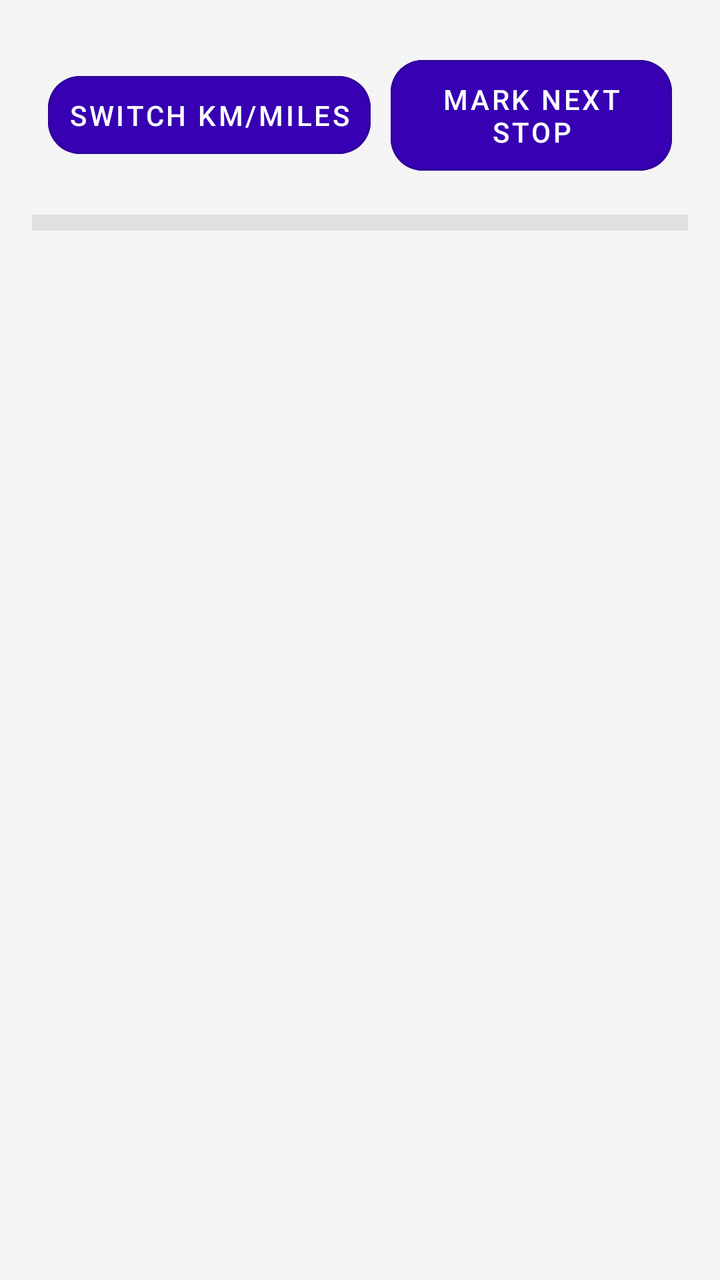
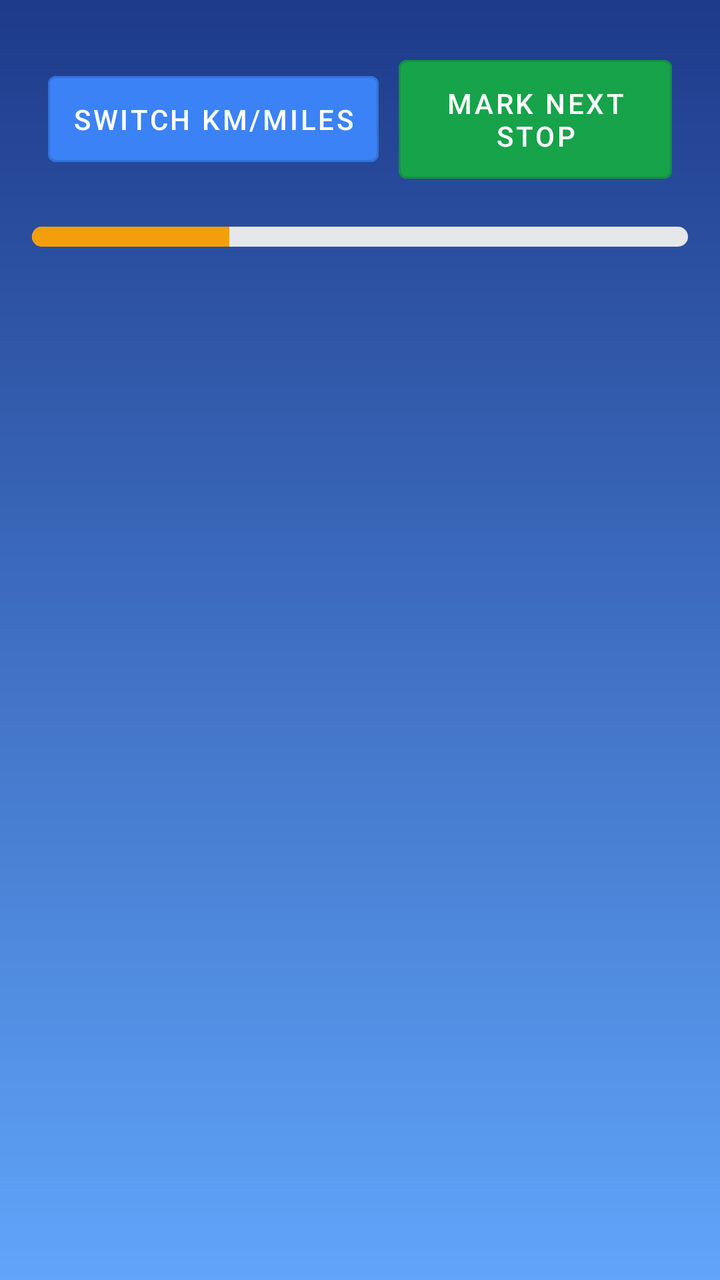

Two renders of the same Android screen: before a commit and after it. Below are the layout's source before the change and the commit's diff.
<!-- AndroidManifest.xml: activity theme Theme.JourneyTracker -->
<!-- res/layout/activity_main.xml -->
<?xml version="1.0" encoding="utf-8"?>
<LinearLayout xmlns:android="http://schemas.android.com/apk/res/android"
    xmlns:app="http://schemas.android.com/apk/res-auto"
    android:layout_width="match_parent"
    android:layout_height="match_parent"
    android:orientation="vertical"
    android:background="#F5F5F5"
    android:padding="16dp">

    
    <LinearLayout
        android:layout_width="match_parent"
        android:layout_height="wrap_content"
        android:orientation="horizontal"
        android:gravity="center"
        android:padding="8dp">

        <com.google.android.material.button.MaterialButton
            android:id="@+id/toggleUnitButton"
            android:layout_width="wrap_content"
            android:layout_height="wrap_content"
            android:text="SWITCH KM/MILES"
            style="@style/Widget.MaterialComponents.Button.OutlinedButton"
            app:cornerRadius="16dp"
            android:backgroundTint="@color/purple_700"
            android:textColor="@android:color/white"
            android:padding="10dp"/>

        <com.google.android.material.button.MaterialButton
            android:id="@+id/nextStopButton"
            android:layout_width="wrap_content"
            android:layout_height="wrap_content"
            android:text="MARK NEXT STOP"
            style="@style/Widget.MaterialComponents.Button.OutlinedButton"
            app:cornerRadius="16dp"
            android:backgroundTint="@color/purple_700"
            android:textColor="@android:color/white"
            android:padding="10dp"
            android:layout_marginStart="10dp"/>
    </LinearLayout>

    
    <ProgressBar
        android:id="@+id/progressBar"
        style="?android:attr/progressBarStyleHorizontal"
        android:layout_width="match_parent"
        android:layout_height="8dp"
        android:progressDrawable="@drawable/custom_progress"
        android:progress="0"
        android:max="100"
        android:layout_marginVertical="8dp"/>

    
    <androidx.recyclerview.widget.RecyclerView
        android:id="@+id/stopsRecyclerView"
        android:layout_width="match_parent"
        android:layout_height="0dp"
        android:layout_weight="1"
        android:padding="4dp"/>
</LinearLayout>
<!-- resources referenced by this layout -->
<resources>
  <color name="purple_700">#3700B3</color>
  <!-- drawable custom_progress (drawable) -->
  <layer-list xmlns:android="http://schemas.android.com/apk/res/android">
      <item android:id="@android:id/background">
          <shape android:shape="rectangle">
              <solid android:color="#E0E0E0"/>
          </shape>
      </item>
      <item android:id="@android:id/progress">
          <clip>
              <shape android:shape="rectangle">
                  <gradient
                      android:angle="90"
                      android:startColor="#FF6F00"
                      android:endColor="#FFD54F"/>
              </shape>
          </clip>
      </item>
  </layer-list>
  <style name="Theme.JourneyTracker" parent="Theme.MaterialComponents.DayNight">
          <item name="colorPrimary">@color/purple_500</item>
          <item name="colorPrimaryVariant">@color/purple_700</item>
          <item name="colorOnPrimary">@color/white</item>
      </style>
  <color name="purple_500">#6200EE</color>
  <color name="white">#FFFFFF</color>
</resources>

<!-- the commit's change to res/layout/activity_main.xml (unified diff, before → after) -->
@@ -4,8 +4,9 @@
     android:layout_width="match_parent"
     android:layout_height="match_parent"
     android:orientation="vertical"
-    android:background="#F5F5F5"
+    android:background="@drawable/gradient_background"
     android:padding="16dp">
+
 
     
     <LinearLayout
@@ -20,23 +21,21 @@
             android:layout_width="wrap_content"
             android:layout_height="wrap_content"
             android:text="SWITCH KM/MILES"
-            style="@style/Widget.MaterialComponents.Button.OutlinedButton"
-            app:cornerRadius="16dp"
-            android:backgroundTint="@color/purple_700"
+            android:backgroundTint="#3B82F6"
             android:textColor="@android:color/white"
-            android:padding="10dp"/>
+            android:padding="12dp"
+            style="@style/Widget.MaterialComponents.Button.OutlinedButton"/>
 
         <com.google.android.material.button.MaterialButton
             android:id="@+id/nextStopButton"
             android:layout_width="wrap_content"
             android:layout_height="wrap_content"
             android:text="MARK NEXT STOP"
-            style="@style/Widget.MaterialComponents.Button.OutlinedButton"
-            app:cornerRadius="16dp"
-            android:backgroundTint="@color/purple_700"
+            android:backgroundTint="#16A34A"
             android:textColor="@android:color/white"
-            android:padding="10dp"
-            android:layout_marginStart="10dp"/>
+            android:padding="12dp"
+            android:layout_marginStart="10dp"
+            style="@style/Widget.MaterialComponents.Button.OutlinedButton"/>
     </LinearLayout>
 
     
@@ -44,11 +43,11 @@
         android:id="@+id/progressBar"
         style="?android:attr/progressBarStyleHorizontal"
         android:layout_width="match_parent"
-        android:layout_height="8dp"
+        android:layout_height="10dp"
         android:progressDrawable="@drawable/custom_progress"
-        android:progress="0"
+        android:progress="30"
         android:max="100"
-        android:layout_marginVertical="8dp"/>
+        android:layout_marginVertical="10dp"/>
 
     
     <androidx.recyclerview.widget.RecyclerView
@@ -56,5 +55,6 @@
         android:layout_width="match_parent"
         android:layout_height="0dp"
         android:layout_weight="1"
-        android:padding="4dp"/>
+        android:padding="4dp"
+        android:scrollbars="vertical"/>
 </LinearLayout>
<!-- resource entries referenced after the edit -->
@@ -1,22 +1,33 @@
 <!-- resources referenced by this layout -->
 <resources>
-  <color name="purple_700">#3700B3</color>
   <!-- drawable custom_progress (drawable) -->
+  <?xml version="1.0" encoding="utf-8"?>
   <layer-list xmlns:android="http://schemas.android.com/apk/res/android">
       <item android:id="@android:id/background">
-          <shape android:shape="rectangle">
-              <solid android:color="#E0E0E0"/>
+          <shape>
+              <corners android:radius="10dp"/>
+              <solid android:color="#E5E7EB"/>
           </shape>
       </item>
       <item android:id="@android:id/progress">
           <clip>
-              <shape android:shape="rectangle">
-                  <gradient
-                      android:angle="90"
-                      android:startColor="#FF6F00"
-                      android:endColor="#FFD54F"/>
+              <shape>
+                  <corners android:radius="10dp"/>
+                  <solid android:color="#F59E0B"/>
               </shape>
           </clip>
+      </item>
+  </layer-list>
+  <!-- drawable gradient_background (drawable) -->
+  <?xml version="1.0" encoding="utf-8"?>
+  <layer-list xmlns:android="http://schemas.android.com/apk/res/android">
+      <item>
+          <shape android:shape="rectangle">
+              <gradient
+                  android:angle="270"
+                  android:startColor="#1E3A8A"
+                  android:endColor="#60A5FA"/>
+          </shape>
       </item>
   </layer-list>
   <style name="Theme.JourneyTracker" parent="Theme.MaterialComponents.DayNight">
@@ -25,6 +36,7 @@
           <item name="colorOnPrimary">@color/white</item>
       </style>
   <color name="purple_500">#6200EE</color>
+  <color name="purple_700">#3700B3</color>
   <color name="white">#FFFFFF</color>
 </resources>
 
